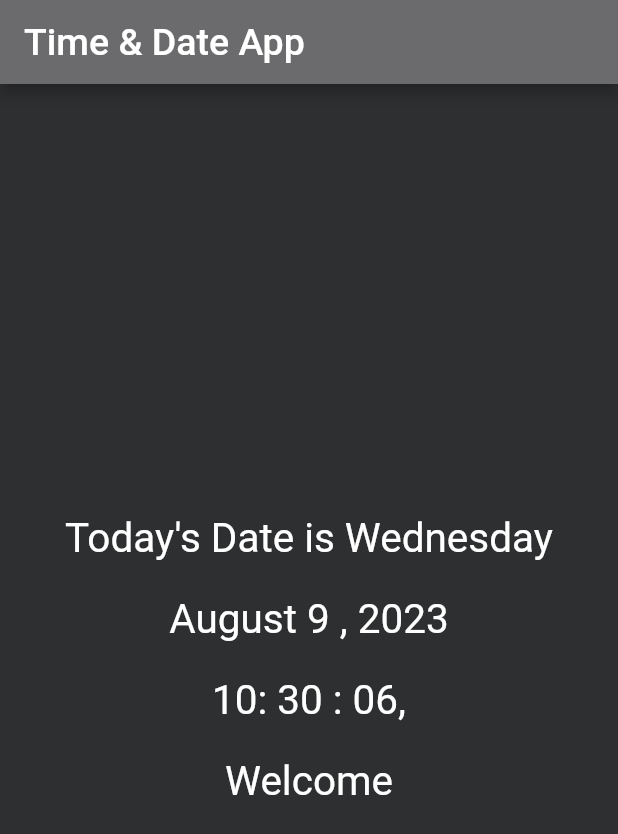
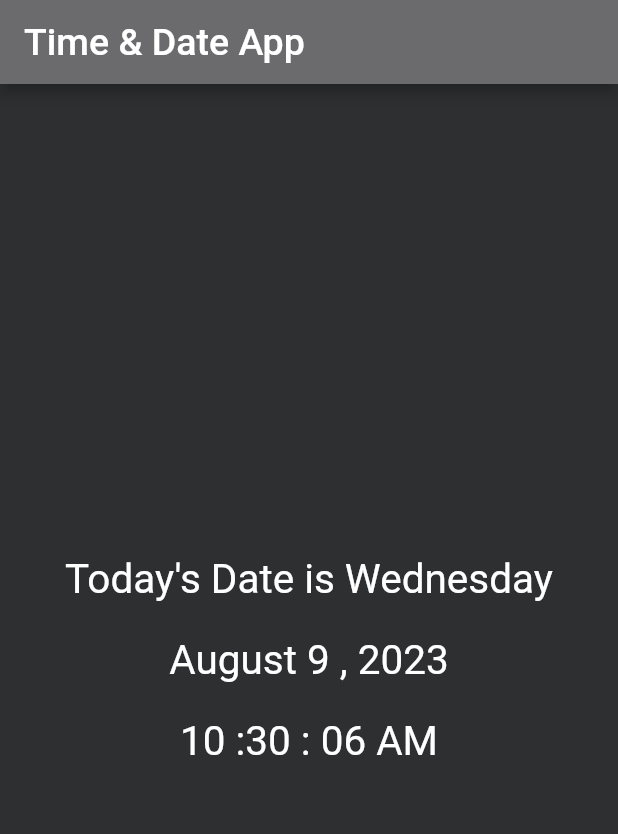
Before and after one commit to ArwaOsama92/flutter_Timer_application, a Flutter app: the screen it shows after launch, on a phone screen of 412 x 824 dp. Shown: the top 834 px of the screen. Run offline on Flutter 3.47's test engine with Material 2 defaults, Android fonts, the phone set to English and light mode, and no system bars.

Commit message:
show_date_time_app_using_intl

```diff
--- a/lib/main.dart
+++ b/lib/main.dart
@@ -2,6 +2,7 @@
 
 import 'package:flutter/material.dart';
 import 'dart:async';
+import 'package:intl/intl.dart';
 
 void main() {
   runApp(const MyApp());
@@ -27,122 +28,16 @@ class DateApp extends StatefulWidget {
 }
 
 class _DateAppState extends State<DateApp> {
-//Times
-  int hour = 0;
-  String min = "";
-  String sec = "";
-
-//Dates
-  String year = "";
-  String month = "";
-  String dayNum = "";
   String weekday = "";
-  String amORpm = "";
+  String date = "";
+  String timeNow = "";
 
   ChangeEverySecond() {
     Timer.periodic(Duration(seconds: 1), (timer) {
       setState(() {
-//Time
-        hour = DateTime.now().hour;
-        if (hour > 12) {
-          hour = hour - 12;
-          amORpm = "pm";
-        }
-        min = DateTime.now().minute.toString();
-        sec = DateTime.now().second.toString();
-
-        //Dates
-        year = DateTime.now().year.toString();
-        month = DateTime.now().month.toString();
-        switch (month) {
-          case "1":
-            month = "January";
-            break;
-
-          case "2":
-            month = "February";
-            break;
-
-          case "3":
-            month = "March";
-            break;
-
-          case "4":
-            month = "April";
-            break;
-
-          case "5":
-            month = "May";
-            break;
-
-          case "6":
-            month = "June";
-            break;
-
-          case "7":
-            month = "July";
-            break;
-
-          case "8":
-            month = "August";
-            break;
-
-          case "9":
-            month = "September";
-            break;
-
-          case "10":
-            month = "October";
-            break;
-
-          case "11":
-            month = "November";
-            break;
-
-          case "12":
-            month = "December";
-            break;
-
-          default:
-        }
-
-        dayNum = DateTime.now().day.toString();
-        weekday = DateTime.now().weekday.toString();
-        switch (weekday) {
-          case "1":
-            weekday = "Monday";
-            break;
-
-          case "2":
-            weekday = "Tuesday";
-            break;
-          case "3":
-            weekday = "Wednesday";
-            break;
-          case "4":
-            weekday = "Thersday";
-            break;
-          case "5":
-            weekday = "Friday";
-            break;
-          case "6":
-            weekday = "Saturday";
-            break;
-          case "7":
-            weekday = "Sunday";
-            break;
-
-          default:
-        }
-      });
-    });
-  }
-
-  String qqq = "";
-  calledOnlyTimerAfter7sec() {
-    Timer(Duration(seconds: 5), () {
-      setState(() {
-        qqq = "Welcome";
+        weekday = DateFormat("EEEE").format(DateTime.now());
+        date = DateFormat("MMMM d , y").format(DateTime.now());
+        timeNow = DateFormat('hh :mm : ss a').format(DateTime.now());
       });
     });
   }
@@ -152,7 +47,6 @@ class _DateAppState extends State<DateApp> {
     // TODO: implement initState
     super.initState();
     ChangeEverySecond();
-    calledOnlyTimerAfter7sec();
   }
 
   @override
@@ -175,14 +69,9 @@ class _DateAppState extends State<DateApp> {
               style: TextStyle(fontSize: 27, color: Colors.white),
             ),
             SizedBox(height: 22),
-            Text("$month $dayNum , $year",
-                style: TextStyle(fontSize: 27, color: Colors.white)),
+            Text(date, style: TextStyle(fontSize: 27, color: Colors.white)),
             SizedBox(height: 22),
-            Text(
-                " ${hour.toString().padLeft(2, "0")}: ${min.padLeft(2, "0")} : ${sec.padLeft(2, "0")}, $amORpm",
-                style: TextStyle(fontSize: 27, color: Colors.white)),
-            SizedBox(height: 22),
-            Text(qqq, style: TextStyle(fontSize: 27, color: Colors.white)),
+            Text(timeNow, style: TextStyle(fontSize: 27, color: Colors.white)),
           ],
         ),
       ),
--- a/pubspec.yaml
+++ b/pubspec.yaml
@@ -35,6 +35,8 @@ dependencies:
   # The following adds the Cupertino Icons font to your application.
   # Use with the CupertinoIcons class for iOS style icons.
   cupertino_icons: ^1.0.2
+  intl: ^0.18.1
+
 
 dev_dependencies:
   flutter_test:
```
Also changed, not shown: pubspec.lock.
